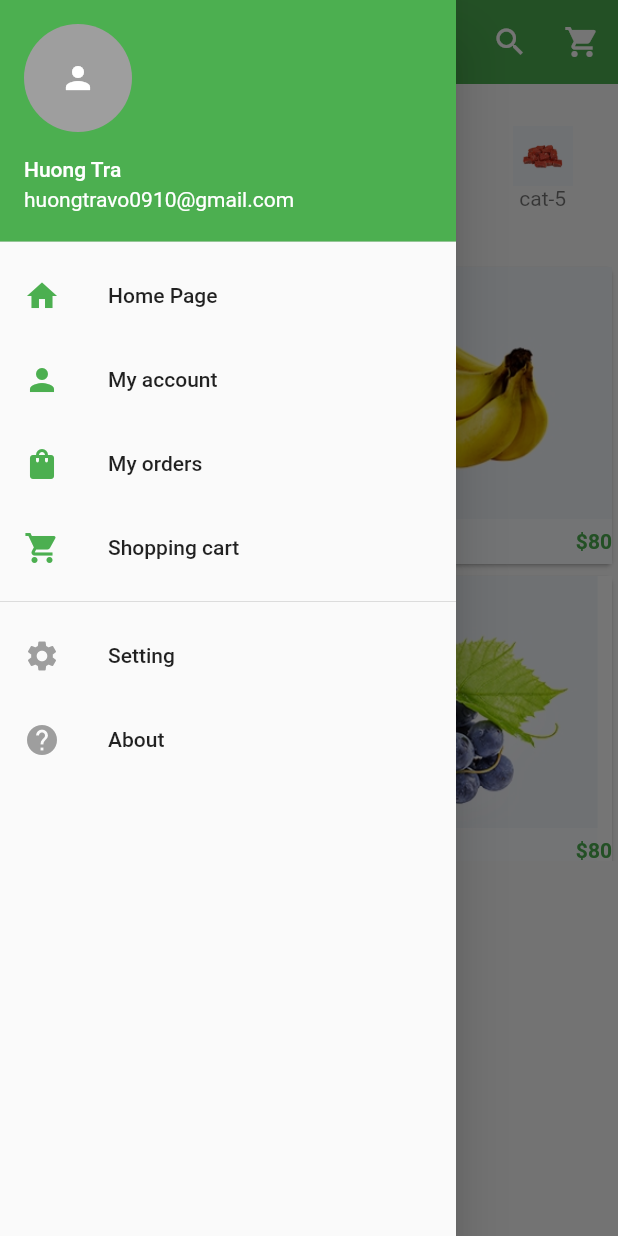
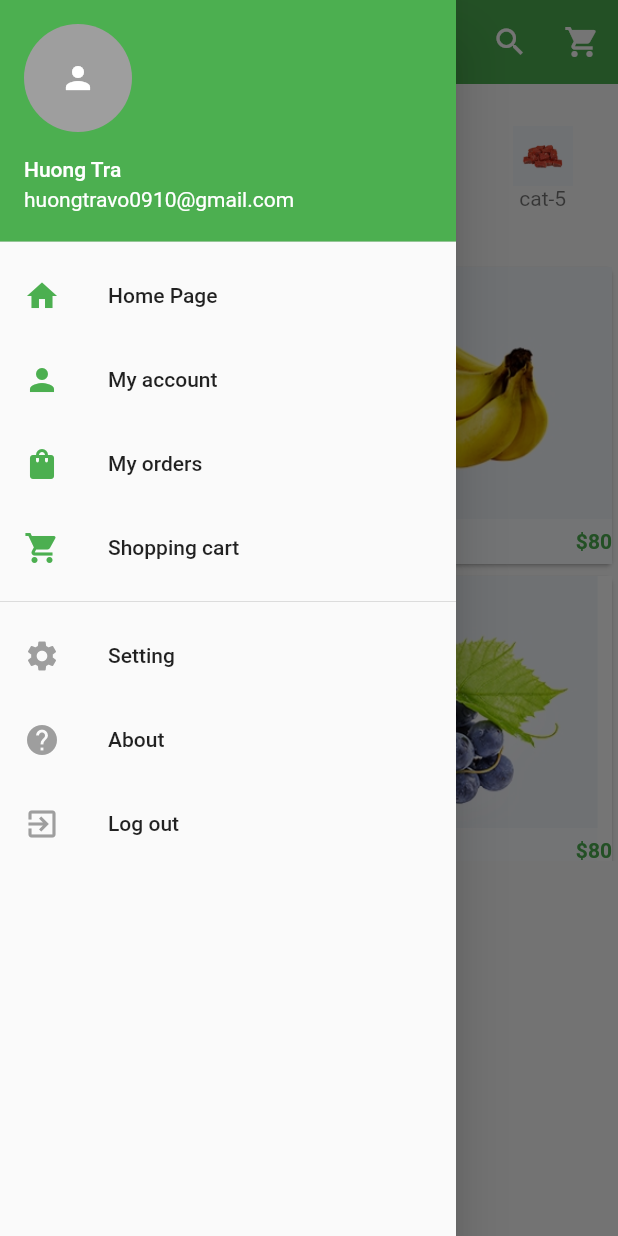
Before and after one commit to huongtravo0910/flutter_ecommerce_organi, a Flutter app: the HomePage screen opened directly, with the side drawer open, on a phone screen of 412 x 824 dp. Run offline on Flutter 3.47's test engine with Material 2 defaults, Android fonts, the phone set to English and light mode, and no system bars; our stand-ins replace carousel_pro, cloud_firestore, firebase_auth, firebase_core, fluttertoast, google_sign_in and 1 more; accounts and stored records are empty.

Commit message:
change logout in drawer

```diff
--- a/lib/pages/home.dart
+++ b/lib/pages/home.dart
@@ -42,16 +42,7 @@ class _HomePageState extends State<HomePage> {
         title: Text("Ogani Shop"),
         actions: <Widget>[
           IconButton(
-            onPressed: () async {
-              // FirebaseAuth.instance.signOut();
-              GoogleSignIn googleSignIn = GoogleSignIn();
-              await googleSignIn.signOut();
-              Navigator.pushReplacement(
-                  context,
-                  MaterialPageRoute(
-                    builder: (context) => Login(),
-                  ));
-            },
+            onPressed: () {},
             icon: Icon(
               Icons.search,
               color: Colors.white,
@@ -144,6 +135,25 @@ class _HomePageState extends State<HomePage> {
                 ),
               ),
             ),
+            InkWell(
+              onTap: () async {
+                // FirebaseAuth.instance.signOut();
+                GoogleSignIn googleSignIn = GoogleSignIn();
+                await googleSignIn.signOut();
+                Navigator.pushReplacement(
+                    context,
+                    MaterialPageRoute(
+                      builder: (context) => Login(),
+                    ));
+              },
+              child: ListTile(
+                title: Text("Log out"),
+                leading: Icon(
+                  Icons.exit_to_app,
+                  color: Colors.grey,
+                ),
+              ),
+            ),
           ],
         ),
       ),
```
